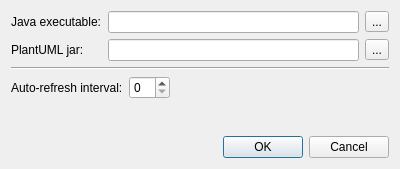
Above: preferencesdialog.ui from JoyIfBam5/plantumlqeditor before the change. Below: the same form after it.
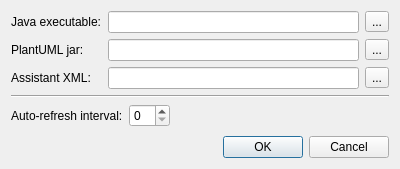
That is the form after the change.

Commit message: refs #181 - save, store and configure via preferences the location of the assistant xml

What changed in the file:
```diff
--- a/preferencesdialog.ui
+++ b/preferencesdialog.ui
@@ -50,6 +50,23 @@
        </property>
       </widget>
      </item>
+     <item row="2" column="1">
+      <widget class="QLineEdit" name="assistantXmlEdit"/>
+     </item>
+     <item row="2" column="0">
+      <widget class="QLabel" name="label_4">
+       <property name="text">
+        <string>Assistant XML:</string>
+       </property>
+      </widget>
+     </item>
+     <item row="2" column="2">
+      <widget class="QToolButton" name="assistantXmlButton">
+       <property name="text">
+        <string>...</string>
+       </property>
+      </widget>
+     </item>
     </layout>
    </item>
    <item>
```
The commit also changes 4 other files.
